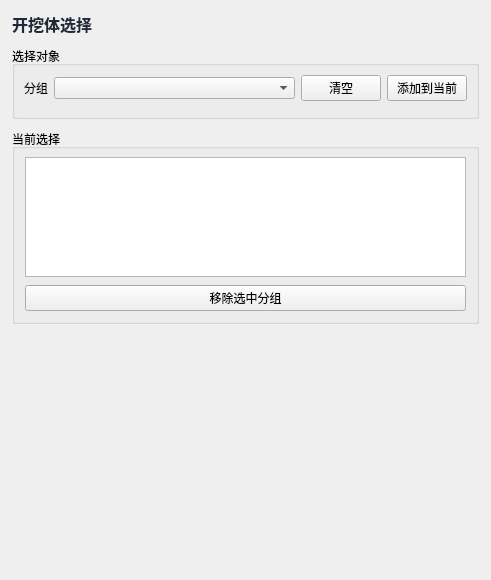
Before: the Qt Designer form plugins/Base_Solver/CaveExcavationBodyPage.ui in asd977/base_cae, drawn with Qt 5.
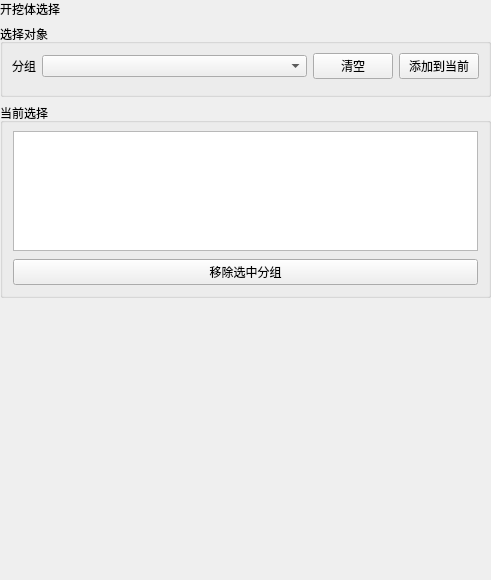
After: the same form once the commit is applied. Custom widgets are drawn as their Qt base class.

Patch:
```diff
--- a/plugins/Base_Solver/CaveExcavationBodyPage.ui
+++ b/plugins/Base_Solver/CaveExcavationBodyPage.ui
@@ -12,25 +12,22 @@
   </property>
   <layout class="QVBoxLayout" name="verticalLayoutRoot">
    <property name="spacing">
-    <number>10</number>
+    <number>6</number>
    </property>
    <property name="leftMargin">
-    <number>12</number>
+    <number>0</number>
    </property>
    <property name="topMargin">
-    <number>12</number>
+    <number>0</number>
    </property>
    <property name="rightMargin">
-    <number>12</number>
+    <number>0</number>
    </property>
    <property name="bottomMargin">
-    <number>12</number>
+    <number>0</number>
    </property>
    <item>
-    <widget class="QLabel" name="titleLabel">
-     <property name="styleSheet">
-      <string notr="true">font-size:16px;font-weight:600;color:#1f2937;</string>
-     </property>
+    <widget class="QLabel" name="pageHeaderLabel">
      <property name="text">
       <string>开挖体选择</string>
      </property>
```
